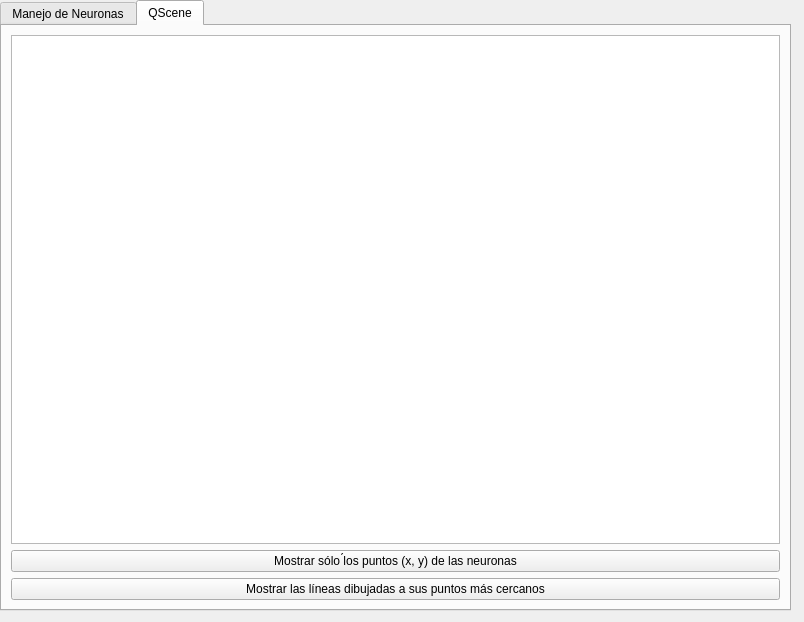
Above: widget.ui from JosueRobles/Actividad13_SA before the change. Below: the same form after it.
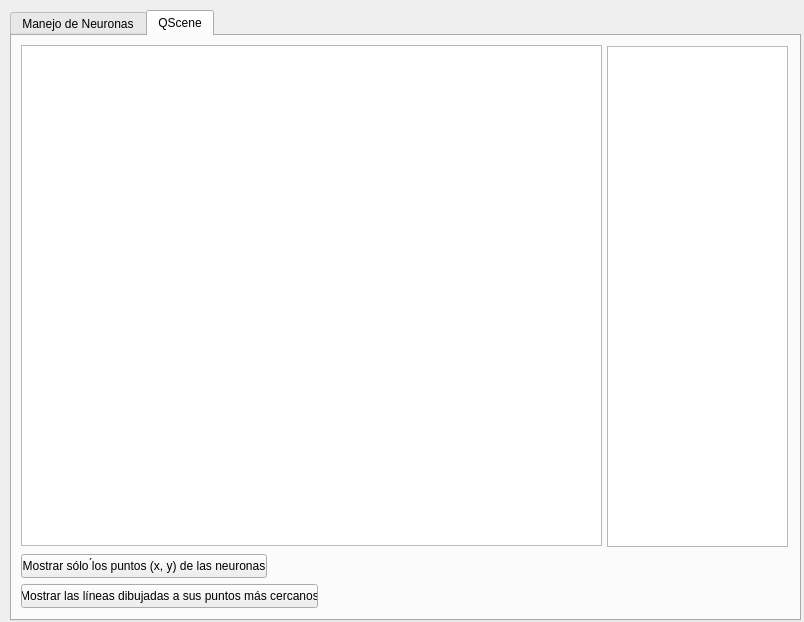
That is the form after the change.

```diff
--- a/widget.ui
+++ b/widget.ui
@@ -16,8 +16,8 @@
   <widget class="QTabWidget" name="tabWidget">
    <property name="geometry">
     <rect>
-     <x>0</x>
-     <y>0</y>
+     <x>10</x>
+     <y>10</y>
      <width>791</width>
      <height>611</height>
     </rect>
@@ -167,25 +167,52 @@
     <attribute name="title">
      <string>QScene</string>
     </attribute>
-    <layout class="QVBoxLayout" name="verticalLayout">
-     <item>
-      <widget class="QGraphicsView" name="graphicsView"/>
-     </item>
-     <item>
+    <widget class="QGraphicsView" name="graphicsView">
+     <property name="geometry">
+      <rect>
+       <x>9</x>
+       <y>9</y>
+       <width>581</width>
+       <height>501</height>
+      </rect>
+     </property>
+    </widget>
       <widget class="QPushButton" name="mostrarPuntos">
+     <property name="geometry">
+      <rect>
+       <x>9</x>
+       <y>518</y>
+       <width>246</width>
+       <height>24</height>
+      </rect>
+     </property>
        <property name="text">
         <string>Mostrar sólo ́los puntos (x, y) de las neuronas</string>
        </property>
       </widget>
-     </item>
-     <item>
       <widget class="QPushButton" name="mostrarLineas">
+     <property name="geometry">
+      <rect>
+       <x>9</x>
+       <y>548</y>
+       <width>297</width>
+       <height>24</height>
+      </rect>
+     </property>
        <property name="text">
         <string>Mostrar las líneas dibujadas a sus puntos más cercanos</string>
        </property>
       </widget>
-     </item>
-    </layout>
+    <widget class="QTableView" name="tableAdy">
+     <property name="geometry">
+      <rect>
+       <x>595</x>
+       <y>10</y>
+       <width>181</width>
+       <height>501</height>
+      </rect>
+     </property>
+    </widget>
    </widget>
   </widget>
  </widget>
```
Lines whose indentation alone changed are shown as unchanged.
